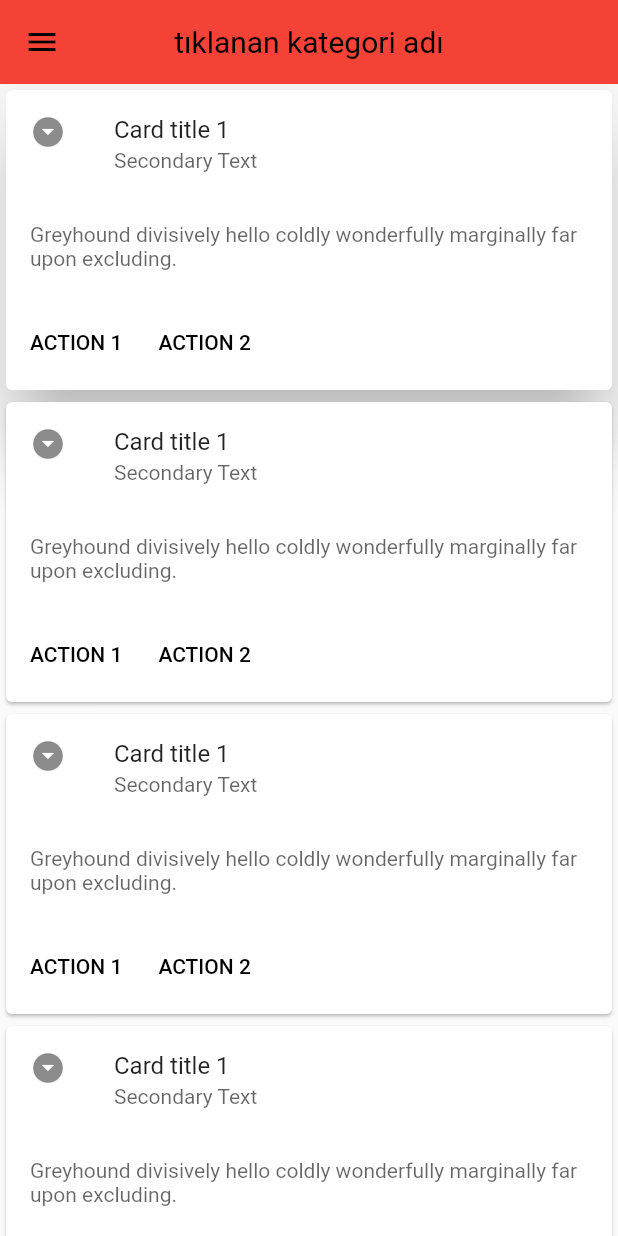
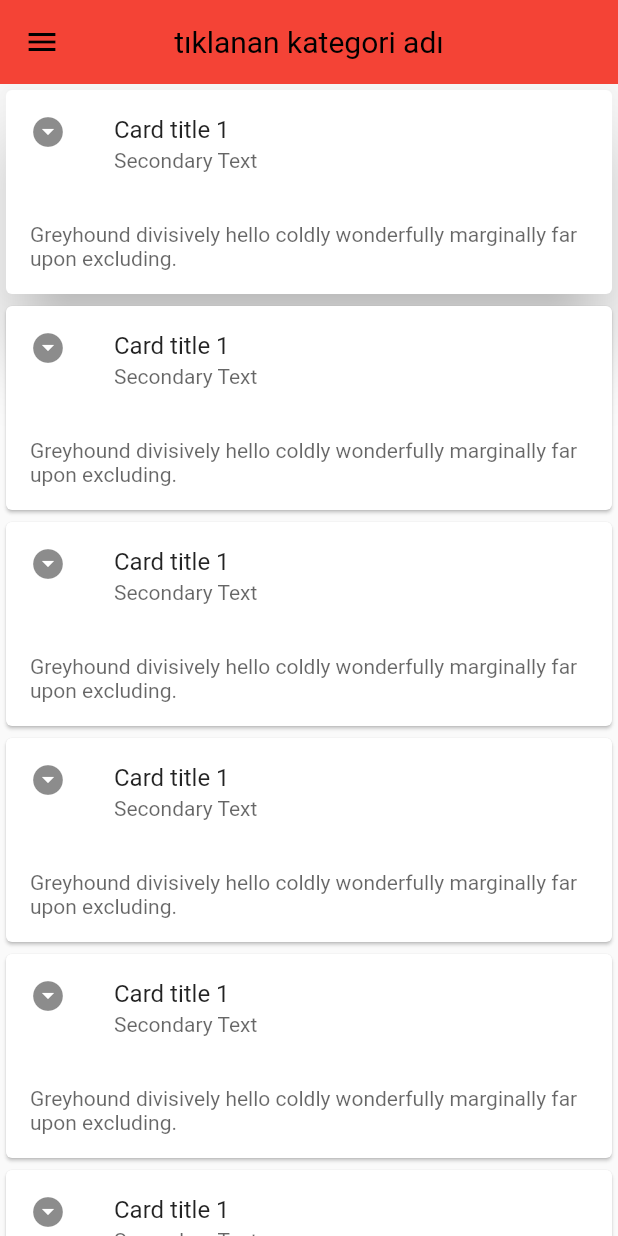
Before and after one commit to fersuekinci/OUA-bootcamp, a Flutter app: the Businesses screen opened directly, on a phone screen of 412 x 824 dp. Run offline on Flutter 3.47's test engine with Material 2 defaults, Android fonts, the phone set to English and light mode, and no system bars; our stand-ins replace carousel_slider, flutter_zoom_drawer.

Commit message:
Parametreler düzenlendi

```diff
--- a/lib/pages/business_detail_page.dart
+++ b/lib/pages/business_detail_page.dart
@@ -1,8 +1,7 @@
 import 'package:carousel_slider/carousel_slider.dart';
 import 'package:flutter/material.dart';
 import 'package:oua_bootcamp/constants.dart';
-import 'package:oua_bootcamp/pages/menu_page.dart';
-import 'package:oua_bootcamp/model/menu_item.dart';
+
 import 'package:oua_bootcamp/widgets/menu_widget.dart';
 
 class BusinessDetail extends StatefulWidget {
--- a/lib/pages/businesses_page.dart
+++ b/lib/pages/businesses_page.dart
@@ -1,5 +1,4 @@
 import 'package:flutter/material.dart';
-import 'package:oua_bootcamp/pages/menu_page.dart';
 import 'package:oua_bootcamp/widgets/menu_widget.dart';
 
 class Businesses extends StatefulWidget {
@@ -13,10 +12,7 @@ class _BusinessesState extends State<Businesses> {
   @override
   Widget build(BuildContext context) {
     return Scaffold(
-      appBar: AppBar(
-        leading: MenuWidget(),
-        title: Text(_appbarTitle)
-      ),
+      appBar: AppBar(leading: const MenuWidget(), title: Text(_appbarTitle)),
       body: ListView(
         children: [
           Card(
@@ -25,7 +21,7 @@ class _BusinessesState extends State<Businesses> {
             child: Column(
               children: [
                 ListTile(
-                  leading: Icon(Icons.arrow_drop_down_circle),
+                  leading: const Icon(Icons.arrow_drop_down_circle),
                   title: const Text('Card title 1'),
                   subtitle: Text(
                     'Secondary Text',
@@ -39,23 +35,7 @@ class _BusinessesState extends State<Businesses> {
                     style: TextStyle(color: Colors.black.withOpacity(0.6)),
                   ),
                 ),
-                ButtonBar(
-                  alignment: MainAxisAlignment.start,
-                  children: [
-                    FlatButton(
-                      onPressed: () {
-                        // Perform some action
-                      },
-                      child: const Text('ACTION 1'),
-                    ),
-                    FlatButton(
-                      onPressed: () {
-                        // Perform some action
-                      },
-                      child: const Text('ACTION 2'),
-                    ),
-                  ],
-                ),
+
                 //Image.asset('assets/card-sample-image.jpg'),
               ],
             ),
@@ -65,7 +45,7 @@ class _BusinessesState extends State<Businesses> {
             child: Column(
               children: [
                 ListTile(
-                  leading: Icon(Icons.arrow_drop_down_circle),
+                  leading: const Icon(Icons.arrow_drop_down_circle),
                   title: const Text('Card title 1'),
                   subtitle: Text(
                     'Secondary Text',
@@ -79,23 +59,7 @@ class _BusinessesState extends State<Businesses> {
                     style: TextStyle(color: Colors.black.withOpacity(0.6)),
                   ),
                 ),
-                ButtonBar(
-                  alignment: MainAxisAlignment.start,
-                  children: [
-                    FlatButton(
-                      onPressed: () {
-                        // Perform some action
-                      },
-                      child: const Text('ACTION 1'),
-                    ),
-                    FlatButton(
-                      onPressed: () {
-                        // Perform some action
-                      },
-                      child: const Text('ACTION 2'),
-                    ),
-                  ],
-                ),
+
                 //Image.asset('assets/card-sample-image-2.jpg'),
               ],
             ),
@@ -105,7 +69,7 @@ class _BusinessesState extends State<Businesses> {
             child: Column(
               children: [
                 ListTile(
-                  leading: Icon(Icons.arrow_drop_down_circle),
+                  leading: const Icon(Icons.arrow_drop_down_circle),
                   title: const Text('Card title 1'),
                   subtitle: Text(
                     'Secondary Text',
@@ -119,23 +83,7 @@ class _BusinessesState extends State<Businesses> {
                     style: TextStyle(color: Colors.black.withOpacity(0.6)),
                   ),
                 ),
-                ButtonBar(
-                  alignment: MainAxisAlignment.start,
-                  children: [
-                    FlatButton(
-                      onPressed: () {
-                        // Perform some action
-                      },
-                      child: const Text('ACTION 1'),
-                    ),
-                    FlatButton(
-                      onPressed: () {
-                        // Perform some action
-                      },
-                      child: const Text('ACTION 2'),
-                    ),
-                  ],
-                ),
+
                 //Image.asset('assets/card-sample-image-2.jpg'),
               ],
             ),
@@ -145,7 +93,7 @@ class _BusinessesState extends State<Businesses> {
             child: Column(
               children: [
                 ListTile(
-                  leading: Icon(Icons.arrow_drop_down_circle),
+                  leading: const Icon(Icons.arrow_drop_down_circle),
                   title: const Text('Card title 1'),
                   subtitle: Text(
                     'Secondary Text',
@@ -159,23 +107,7 @@ class _BusinessesState extends State<Businesses> {
                     style: TextStyle(color: Colors.black.withOpacity(0.6)),
                   ),
                 ),
-                ButtonBar(
-                  alignment: MainAxisAlignment.start,
-                  children: [
-                    FlatButton(
-                      onPressed: () {
-                        // Perform some action
-                      },
-                      child: const Text('ACTION 1'),
-                    ),
-                    FlatButton(
-                      onPressed: () {
-                        // Perform some action
-                      },
-                      child: const Text('ACTION 2'),
-                    ),
-                  ],
-                ),
+
                 //Image.asset('assets/card-sample-image-2.jpg'),
               ],
             ),
@@ -185,7 +117,7 @@ class _BusinessesState extends State<Businesses> {
             child: Column(
               children: [
                 ListTile(
-                  leading: Icon(Icons.arrow_drop_down_circle),
+                  leading: const Icon(Icons.arrow_drop_down_circle),
                   title: const Text('Card title 1'),
                   subtitle: Text(
                     'Secondary Text',
@@ -199,23 +131,7 @@ class _BusinessesState extends State<Businesses> {
                     style: TextStyle(color: Colors.black.withOpacity(0.6)),
                   ),
                 ),
-                ButtonBar(
-                  alignment: MainAxisAlignment.start,
-                  children: [
-                    FlatButton(
-                      onPressed: () {
-                        // Perform some action
-                      },
-                      child: const Text('ACTION 1'),
-                    ),
-                    FlatButton(
-                      onPressed: () {
-                        // Perform some action
-                      },
-                      child: const Text('ACTION 2'),
-                    ),
-                  ],
-                ),
+
                 //Image.asset('assets/card-sample-image-2.jpg'),
               ],
             ),
@@ -225,7 +141,7 @@ class _BusinessesState extends State<Businesses> {
             child: Column(
               children: [
                 ListTile(
-                  leading: Icon(Icons.arrow_drop_down_circle),
+                  leading: const Icon(Icons.arrow_drop_down_circle),
                   title: const Text('Card title 1'),
                   subtitle: Text(
                     'Secondary Text',
@@ -239,23 +155,7 @@ class _BusinessesState extends State<Businesses> {
                     style: TextStyle(color: Colors.black.withOpacity(0.6)),
                   ),
                 ),
-                ButtonBar(
-                  alignment: MainAxisAlignment.start,
-                  children: [
-                    FlatButton(
-                      onPressed: () {
-                        // Perform some action
-                      },
-                      child: const Text('ACTION 1'),
-                    ),
-                    FlatButton(
-                      onPressed: () {
-                        // Perform some action
-                      },
-                      child: const Text('ACTION 2'),
-                    ),
-                  ],
-                ),
+
                 //Image.asset('assets/card-sample-image-2.jpg'),
               ],
             ),
@@ -265,7 +165,7 @@ class _BusinessesState extends State<Businesses> {
             child: Column(
               children: [
                 ListTile(
-                  leading: Icon(Icons.arrow_drop_down_circle),
+                  leading: const Icon(Icons.arrow_drop_down_circle),
                   title: const Text('Card title 1'),
                   subtitle: Text(
                     'Secondary Text',
@@ -279,30 +179,11 @@ class _BusinessesState extends State<Businesses> {
                     style: TextStyle(color: Colors.black.withOpacity(0.6)),
                   ),
                 ),
-                ButtonBar(
-                  alignment: MainAxisAlignment.start,
-                  children: [
-                    FlatButton(
-                      onPressed: () {
-                        // Perform some action
-                      },
-                      child: const Text('ACTION 1'),
-                    ),
-                    FlatButton(
-                      onPressed: () {
-                        // Perform some action
-                      },
-                      child: const Text('ACTION 2'),
-                    ),
-                  ],
-                ),
+
                 //Image.asset('assets/card-sample-image-2.jpg'),
               ],
             ),
           ),
-
-
-
         ],
       ),
     );
```
